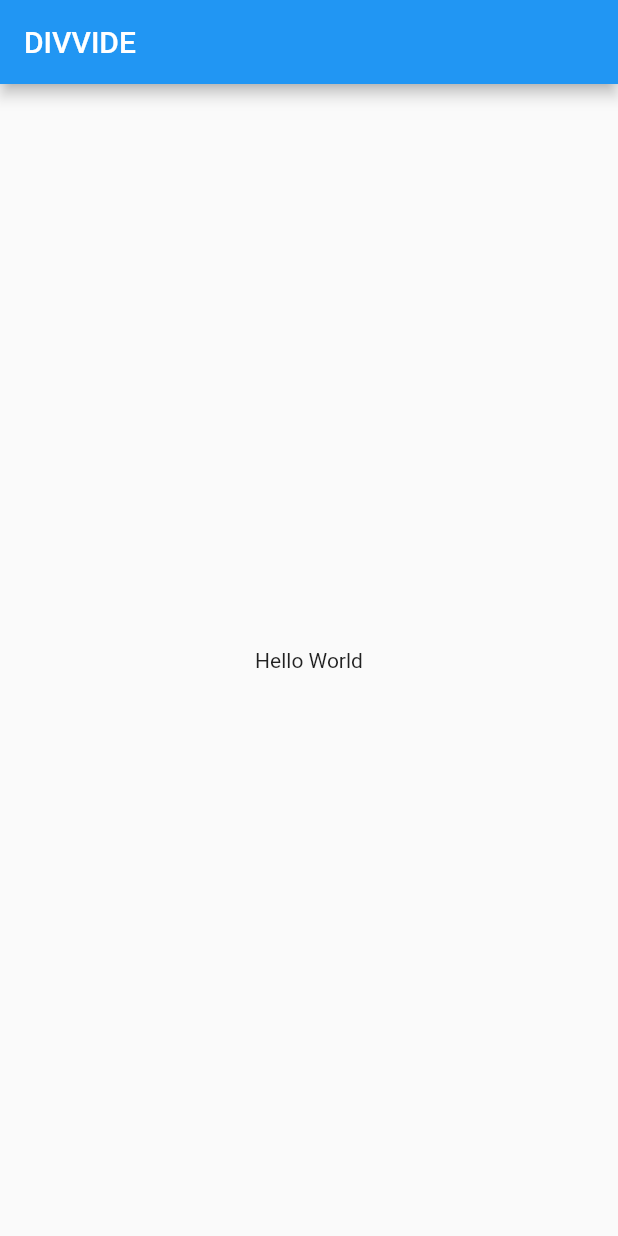
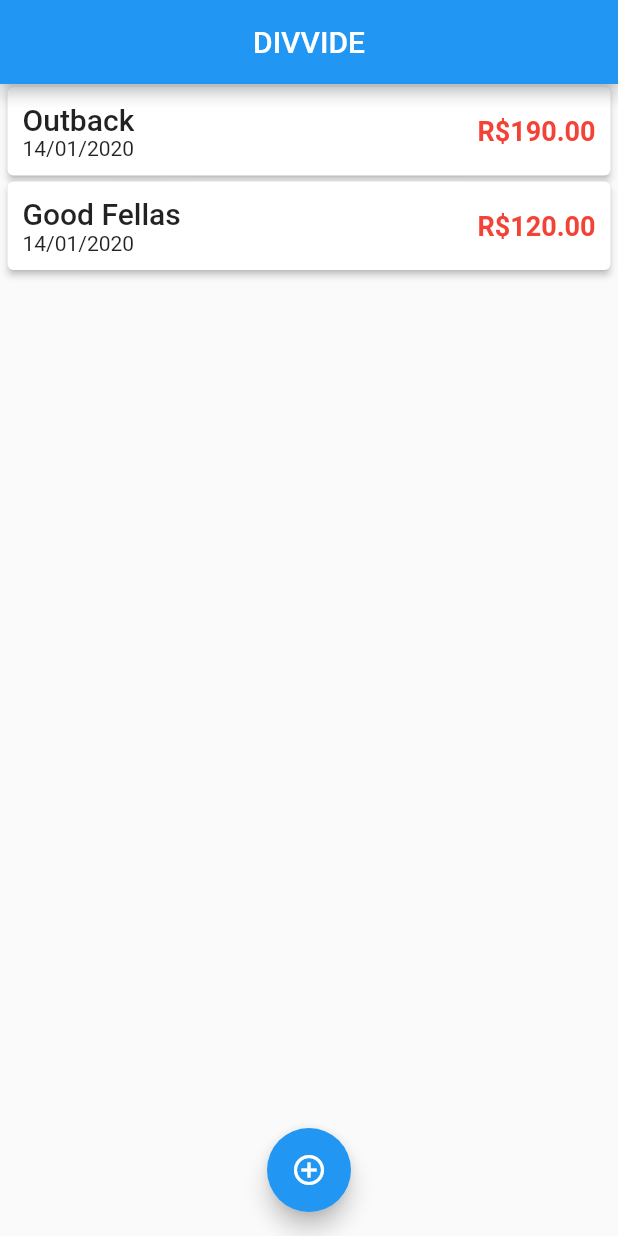
Before and after one commit to dnuneswebdev/divvide, a Flutter app: the screen it shows after launch, on a phone screen of 412 x 824 dp. Run offline on Flutter 3.47's test engine with Material 2 defaults, Android fonts, the phone set to English and light mode, and no system bars.

Commit message:
Created model, 2 new widgets, bill detail page. Added new plugins and features

```diff
--- a/lib/main.dart
+++ b/lib/main.dart
@@ -1,3 +1,4 @@
+import 'package:divvide/screens/bill_detail.dart';
 import 'package:divvide/screens/home.dart';
 import 'package:flutter/material.dart';
 
@@ -7,8 +8,13 @@ class MyApp extends StatelessWidget {
   @override
   Widget build(BuildContext context) {
     return MaterialApp(
-      title: 'Material App',
-      home: Home(),
+      title: 'DiVVide',
+      // theme: ThemeData.dark(),
+      initialRoute: '/',
+      routes: {
+        '/': (BuildContext context) => Home(),
+        'bill-detail': (BuildContext context) => BillDetail(),
+      },
       debugShowCheckedModeBanner: false,
     );
   }
--- /dev/null
+++ b/lib/models/bill_models.dart
@@ -0,0 +1,9 @@
+class Bill {
+  int id;
+  String place;
+  String people;
+  DateTime date;
+  double totalBill;
+
+  Bill({this.id, this.place, this.people, this.date, this.totalBill});
+}
--- a/lib/screens/home.dart
+++ b/lib/screens/home.dart
@@ -1,3 +1,6 @@
+import 'package:divvide/models/bill_models.dart';
+import 'package:divvide/widgets/bill_list.dart';
+import 'package:divvide/widgets/new_bill.dart';
 import 'package:flutter/material.dart';
 
 class Home extends StatefulWidget {
@@ -6,17 +9,46 @@ class Home extends StatefulWidget {
 }
 
 class _HomeState extends State<Home> {
+  final List<Bill> bills = [
+    Bill(id: 1, place: 'Outback', date: DateTime.now(), totalBill: 190.00),
+    Bill(id: 2, place: 'Good Fellas', date: DateTime.now(), totalBill: 120.00),
+  ];
+
   @override
   Widget build(BuildContext context) {
     return Scaffold(
       appBar: AppBar(
         title: Text('DIVVIDE'),
+        centerTitle: true,
       ),
-      body: Center(
-        child: Container(
-          child: Text('Hello World'),
-        ),
+      body: bills.isEmpty ? _noBillsMessage() : BillList(bills: bills),
+      floatingActionButton: FloatingActionButton(
+        onPressed: () {
+          _newBillModal(context);
+        },
+        child: Icon(Icons.add_circle_outline),
+      ),
+      floatingActionButtonLocation: FloatingActionButtonLocation.centerFloat,
+    );
+  }
+
+  Widget _noBillsMessage() {
+    //When there are no bills added yet.
+    return Center(
+      child: Text(
+        'Você ainda não possui nenhuma conta adicionada!',
+        style: TextStyle(fontSize: 22),
+        textAlign: TextAlign.center,
       ),
     );
   }
+
+  void _newBillModal(BuildContext context) {
+    //SHOW BOTTOM MODAL TO ADD A NEW BILL
+    showModalBottomSheet(
+        context: context,
+        builder: (_) {
+          return NewBill();
+        });
+  }
 }
--- /dev/null
+++ b/lib/widgets/bill_list.dart
@@ -0,0 +1,56 @@
+import 'package:flutter/material.dart';
+import 'package:intl/intl.dart';
+
+import 'package:divvide/models/bill_models.dart';
+
+class BillList extends StatelessWidget {
+  final List<Bill> bills;
+
+  BillList({@required this.bills});
+
+  @override
+  Widget build(BuildContext context) {
+    return ListView.builder(
+      itemCount: bills.length,
+      itemBuilder: (context, index) {
+        return InkWell(
+          child: Card(
+            elevation: 2,
+            margin: EdgeInsets.symmetric(horizontal: 5, vertical: 2),
+            child: Padding(
+              padding: EdgeInsets.all(10),
+              child: Row(
+                mainAxisAlignment: MainAxisAlignment.spaceBetween,
+                children: <Widget>[
+                  Column(
+                    crossAxisAlignment: CrossAxisAlignment.start,
+                    children: <Widget>[
+                      Text(
+                        bills[index].place,
+                        style: Theme.of(context).textTheme.title,
+                      ),
+                      Text(DateFormat('dd/MM/yyyy').format(bills[index].date)),
+                    ],
+                  ),
+                  Text(
+                    bills[index].totalBill == null
+                        ? 'R\$ 0.00'
+                        : 'R\$' + bills[index].totalBill.toStringAsFixed(2),
+                    style: TextStyle(
+                        fontSize: 18,
+                        fontWeight: FontWeight.bold,
+                        color: Colors.red),
+                  ),
+                ],
+              ),
+            ),
+          ),
+          onTap: () {
+            Navigator.pushNamed(context, 'bill-detail',
+                arguments: bills[index]);
+          },
+        );
+      },
+    );
+  }
+}
```
Also changed, not shown: lib/screens/bill_detail.dart (added, +26 -0 lines), lib/widgets/new_bill.dart (added, +29 -0 lines), pubspec.yaml (+4 -7 lines), pubspec.lock.
